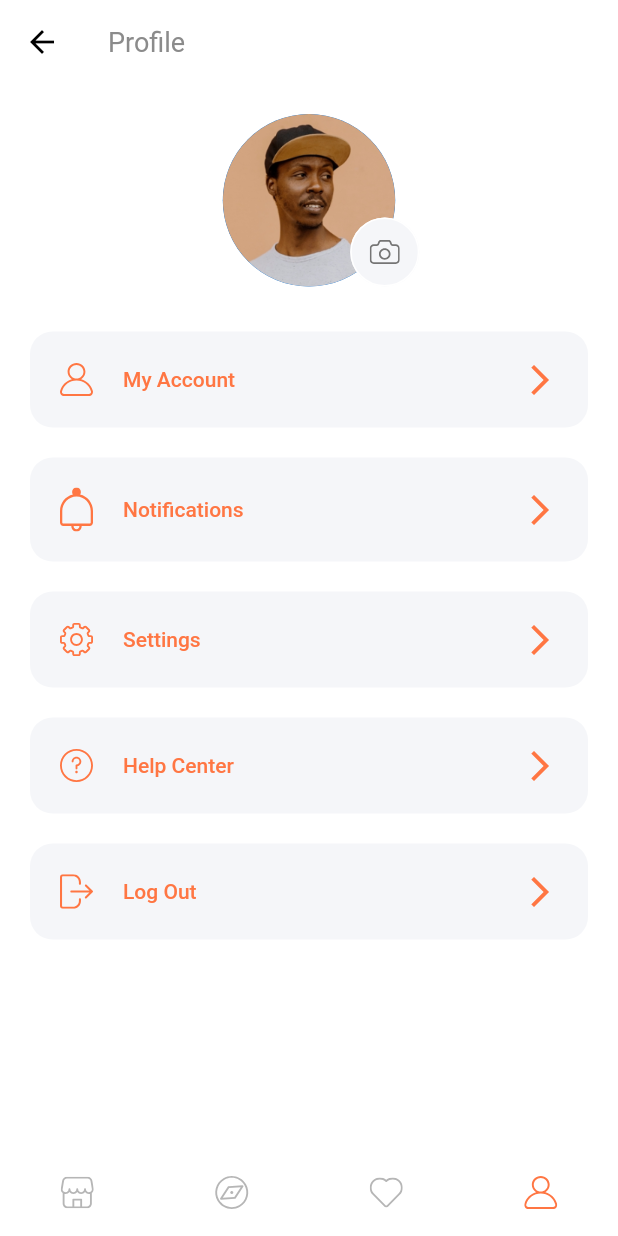
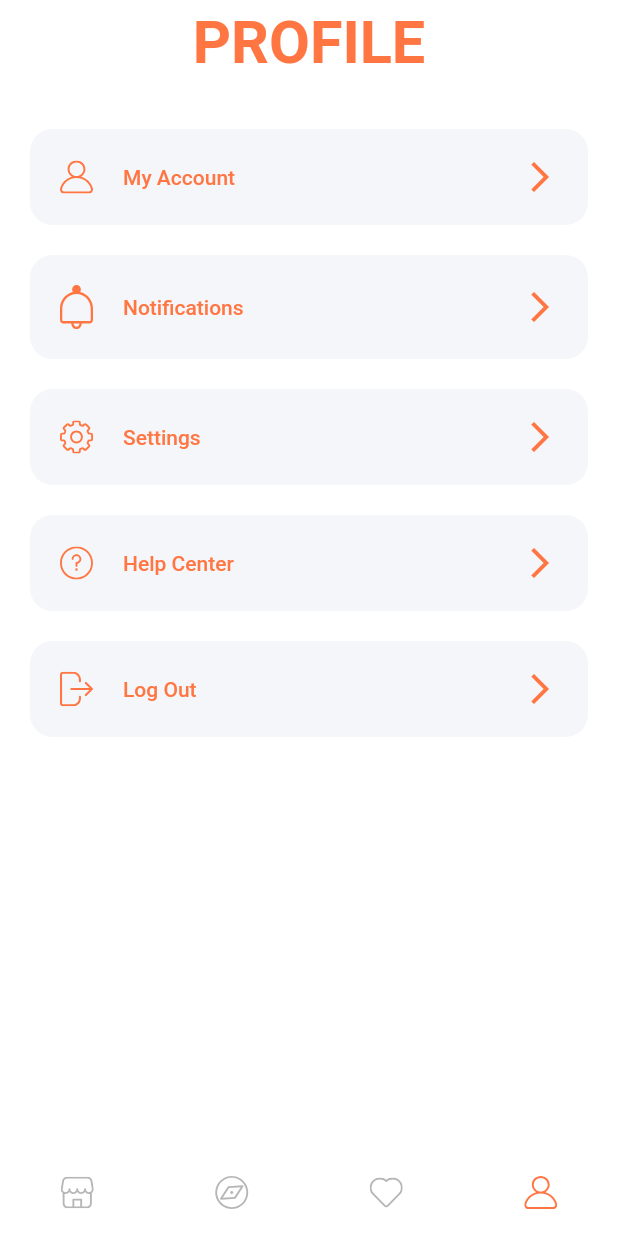
Before and after one commit to DowranRowshenow/Market-Mobile, a Flutter app: the ProfileScreen screen opened by its route, on a phone screen of 412 x 824 dp. Run offline on Flutter 3.47's test engine with Material 2 defaults, Android fonts, the phone set to English and light mode, and no system bars; our stand-ins replace flutter_svg, shared_preferences, skeletons; accounts and stored records are empty; network calls fail; Roboto replaces fonts that are missing (Muli).

Commit message:
Profile Screen Change

```diff
--- a/lib/models/Product.dart
+++ b/lib/models/Product.dart
@@ -1,52 +1,63 @@
 // ignore_for_file: file_names
 
 import 'package:flutter/material.dart';
-import 'package:market/server/server.dart';
-
+import 'package:market/server.dart';
 
 class ProductBrand {
   final String name;
 
-  ProductBrand({required this.name,});
+  ProductBrand({
+    required this.name,
+  });
 
   factory ProductBrand.fromJson(Map<String, dynamic> json) {
-    return ProductBrand(name: json['name'],);
+    return ProductBrand(
+      name: json['name'],
+    );
   }
 }
-
 
 class ProductCategory {
   final String name;
 
-  ProductCategory({required this.name,});
+  ProductCategory({
+    required this.name,
+  });
 
   factory ProductCategory.fromJson(Map<String, dynamic> json) {
-    return ProductCategory(name: json['name'],);
+    return ProductCategory(
+      name: json['name'],
+    );
   }
 }
-
 
 class ProductImage {
   final String url;
 
-  ProductImage({required this.url,});
+  ProductImage({
+    required this.url,
+  });
 
   factory ProductImage.fromJson(Map<String, dynamic> json) {
-    return ProductImage(url: 'http://${Server.host}${json['image']}',);
+    return ProductImage(
+      url: 'http://${Server.host}${json['image']}',
+    );
   }
 }
 
-
-class ProductSize{
+class ProductSize {
   final int size;
 
-  ProductSize({required this.size,});
+  ProductSize({
+    required this.size,
+  });
 
   factory ProductSize.fromJson(Map<String, dynamic> json) {
-    return ProductSize(size: json['size'],);
+    return ProductSize(
+      size: json['size'],
+    );
   }
 }
-
 
 class ProductColor {
   final String name;
@@ -56,17 +67,22 @@ class ProductColor {
 
   factory ProductColor.fromJson(Map<String, dynamic> json) {
     String name = json['name'] ?? 'Black';
-    Color color = name == "Black" ? Colors.black
-    : name == "White" ? Colors.white
-    : name == "Grey" ? Colors.grey
-    : name == "Red" ? Colors.red
-    : name == "Yellow" ? Colors.yellow
-    : name == "Green" ? Colors.green
-    : Colors.black;
+    Color color = name == "Black"
+        ? Colors.black
+        : name == "White"
+            ? Colors.white
+            : name == "Grey"
+                ? Colors.grey
+                : name == "Red"
+                    ? Colors.red
+                    : name == "Yellow"
+                        ? Colors.yellow
+                        : name == "Green"
+                            ? Colors.green
+                            : Colors.black;
     return ProductColor(name: name, color: color);
   }
 }
-
 
 class Product {
   final int id;
@@ -96,7 +112,6 @@ class Product {
     required this.images,
     required this.colors,
     required this.sizes,
-
     this.isFavourite = true,
     this.isPopular = true,
     this.rating = 4.5,
--- a/lib/screens/profile/components/body.dart
+++ b/lib/screens/profile/components/body.dart
@@ -1,7 +1,6 @@
 import 'package:flutter/material.dart';
 
 import 'profile_menu.dart';
-import 'profile_pic.dart';
 
 class Body extends StatelessWidget {
   const Body({Key? key}) : super(key: key);
@@ -12,8 +11,6 @@ class Body extends StatelessWidget {
       padding: const EdgeInsets.symmetric(vertical: 20),
       child: Column(
         children: [
-          const ProfilePic(),
-          const SizedBox(height: 20),
           ProfileMenu(
             text: "My Account",
             icon: "assets/icons/User Icon.svg",
--- a/lib/screens/profile/profile_screen.dart
+++ b/lib/screens/profile/profile_screen.dart
@@ -1,8 +1,9 @@
 import 'package:flutter/material.dart';
-import 'package:market/components/back_icon_button.dart';
 import 'package:market/components/coustom_bottom_nav_bar.dart';
 import 'package:market/enums.dart';
 
+import '../../constants.dart';
+import '../../size_config.dart';
 import 'components/body.dart';
 
 class ProfileScreen extends StatelessWidget {
@@ -13,8 +14,16 @@ class ProfileScreen extends StatelessWidget {
   Widget build(BuildContext context) {
     return Scaffold(
       appBar: AppBar(
-        title: const Text("Profile"),
-        leading: const BackIconButton(),
+        leading: Container(),
+        title: Text(
+          "PROFILE",
+          style: TextStyle(
+            fontSize: getProportionateScreenWidth(36),
+            color: kPrimaryColor,
+            fontWeight: FontWeight.bold,
+          ),
+        ),
+        centerTitle: true,
       ),
       body: const Body(),
       bottomNavigationBar:
--- a/pubspec.yaml
+++ b/pubspec.yaml
@@ -40,6 +40,7 @@ dependencies:
 
   shared_preferences: ^2.0.17
   http:
+  skeletons: ^0.0.3
 
 dev_dependencies:
   flutter_test:
```
Also changed, not shown: lib/components/product_card.dart (+19 -1 lines), lib/screens/home/components/popular_product.dart (+33 -7 lines), lib/server.dart (renamed from lib/server/server.dart, +10 -5 lines), pubspec.lock.
